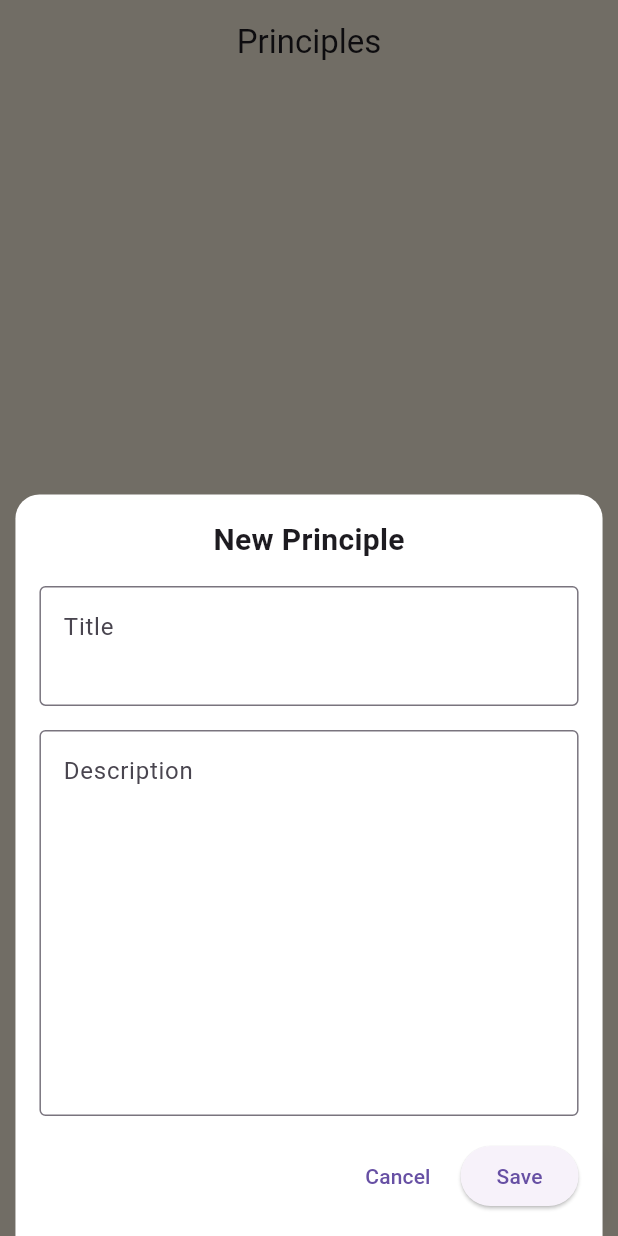
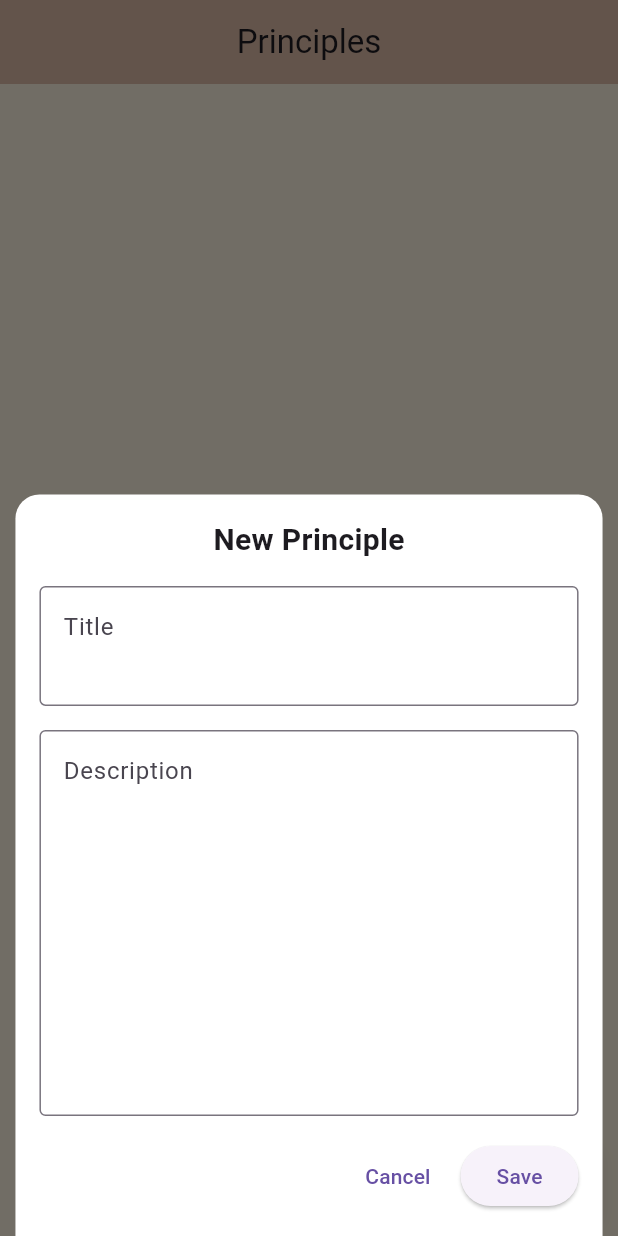
Before and after one commit to johnywakim02/strive-flow, a Flutter app: the CreatePrincipleSubpage screen opened by its route, after a tap on "Add Principle", on a phone screen of 412 x 824 dp. Run offline on Flutter 3.47's test engine with Material 3 defaults, Android fonts, the phone set to English and light mode, and no system bars; our stand-ins replace flutter_markdown_plus, freezed_annotation, go_router, hive_ce, hive_ce_flutter; accounts and stored records are empty.

Commit message:
added the color for the appBar's background to the theme extension

```diff
--- a/lib/core/colors/app_theme_extension.dart
+++ b/lib/core/colors/app_theme_extension.dart
@@ -10,6 +10,7 @@ class AppThemeExtension extends ThemeExtension<AppThemeExtension> {
   final Color tabBarBackgroundColor;
   final Color tabBarItemSelectedColor;
   final Color tabBarItemUnselectedColor;
+  final Color appBarBackgroundColor;
 
   AppThemeExtension({
     required this.backgroundColor,
@@ -17,7 +18,8 @@ class AppThemeExtension extends ThemeExtension<AppThemeExtension> {
     required this.tileGradientSecondColor,
     required this.tabBarBackgroundColor,
     required this.tabBarItemSelectedColor,
-    required this.tabBarItemUnselectedColor
+    required this.tabBarItemUnselectedColor,
+    required this.appBarBackgroundColor,
   });
 
   @override
@@ -27,7 +29,8 @@ class AppThemeExtension extends ThemeExtension<AppThemeExtension> {
     Color? tileGradientSecondColor,
     Color? tabBarBackgroundColor,
     Color? tabBarItemSelectedColor,
-    Color? tabBarItemUnselectedColor
+    Color? tabBarItemUnselectedColor,
+    Color? appBarBackgroundColor,
   }){
     return AppThemeExtension(
       backgroundColor: backgroundColor ?? this.backgroundColor,
@@ -36,6 +39,7 @@ class AppThemeExtension extends ThemeExtension<AppThemeExtension> {
       tabBarBackgroundColor: tabBarBackgroundColor ?? this.tabBarBackgroundColor,
       tabBarItemSelectedColor: tabBarItemSelectedColor ?? this.tabBarItemSelectedColor,
       tabBarItemUnselectedColor: tabBarItemUnselectedColor ?? this.tabBarItemUnselectedColor,
+      appBarBackgroundColor: appBarBackgroundColor ?? this.appBarBackgroundColor,
     );
   }
 
@@ -51,6 +55,7 @@ class AppThemeExtension extends ThemeExtension<AppThemeExtension> {
       tabBarBackgroundColor: Color.lerp(tabBarBackgroundColor, other.tabBarBackgroundColor, t)!,
       tabBarItemSelectedColor: Color.lerp(tabBarItemSelectedColor, other.tabBarItemSelectedColor, t)!,
       tabBarItemUnselectedColor: Color.lerp(tabBarItemUnselectedColor, other.tabBarItemUnselectedColor, t)!,
+      appBarBackgroundColor: Color.lerp(appBarBackgroundColor, other.appBarBackgroundColor, t)!,
     );
   }
 }
@@ -61,5 +66,6 @@ final AppThemeExtension appThemeExtension = AppThemeExtension(
   tileGradientSecondColor: AppColors.softGoldenPeach,
   tabBarBackgroundColor: AppColors.dustyRose,
   tabBarItemSelectedColor: AppColors.warmRust,
-  tabBarItemUnselectedColor: AppColors.paleRose
+  tabBarItemUnselectedColor: AppColors.paleRose,
+  appBarBackgroundColor: AppColors.dustyRose,
 );
--- a/lib/ui/create/create_page.dart
+++ b/lib/ui/create/create_page.dart
@@ -33,7 +33,7 @@ class CreatePage extends StatelessWidget{
       appBar: AppBar(
         title: const Text("Create"),
         centerTitle: true,
-        backgroundColor: colorScheme.backgroundColor,
+        backgroundColor: colorScheme.appBarBackgroundColor,
       ),
       body: ListView(
         children: [
--- a/lib/ui/create/subpages/create_principle_subpage.dart
+++ b/lib/ui/create/subpages/create_principle_subpage.dart
@@ -1,6 +1,7 @@
 import 'package:flutter/material.dart';
 import 'package:hive_ce/hive.dart';
 import 'package:strive_flow/core/colors/app_colors.dart';
+import 'package:strive_flow/core/colors/app_theme_extension.dart';
 import 'package:strive_flow/domain/models/principle/principle.dart';
 import 'package:strive_flow/ui/create/widgets/create_principle_section.dart';
 import 'package:strive_flow/ui/create/widgets/my_principles_section.dart';
@@ -44,11 +45,12 @@ class _CreatePrincipleSubpageState extends State<CreatePrincipleSubpage> {
   @override
   Widget build(BuildContext context) {
     final principles = _principleBox.values.toList();
+    final AppThemeExtension colorScheme = Theme.of(context).extension<AppThemeExtension>()!;
 
     return Scaffold(
       backgroundColor: AppColors.linen,
       appBar: AppBar(
-        backgroundColor: AppColors.linen,
+        backgroundColor: colorScheme.appBarBackgroundColor,
         title: const Text("Principles"),
         centerTitle: true,
       ),
```
